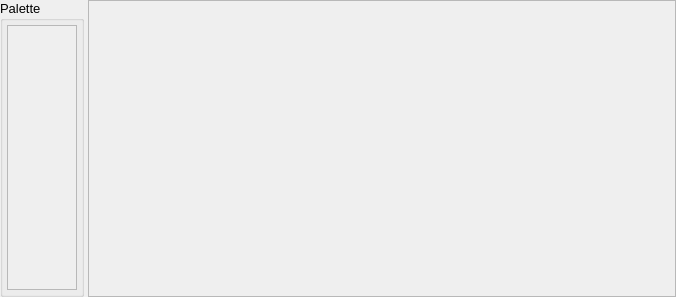
disorderedmaterials/dissolve, file src/gui/moduleeditor.ui: the form before one commit.
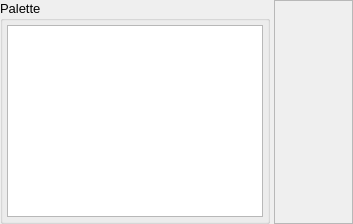
The form after the commit. Custom widgets are drawn as their Qt base class.

Commit message: Remove old ModulePalette and associated block, and update ModuleEditor to allow dragging new Modules from palette.

Patch:
```diff
--- a/src/gui/moduleeditor.ui
+++ b/src/gui/moduleeditor.ui
@@ -6,8 +6,8 @@
    <rect>
     <x>0</x>
     <y>0</y>
-    <width>676</width>
-    <height>297</height>
+    <width>353</width>
+    <height>220</height>
    </rect>
   </property>
   <property name="font">
@@ -41,6 +41,12 @@
      </property>
      <item>
       <widget class="QGroupBox" name="PaletteGroup">
+       <property name="sizePolicy">
+        <sizepolicy hsizetype="Minimum" vsizetype="Minimum">
+         <horstretch>0</horstretch>
+         <verstretch>0</verstretch>
+        </sizepolicy>
+       </property>
        <property name="title">
         <string>Palette</string>
        </property>
@@ -61,37 +67,50 @@
          <number>4</number>
         </property>
         <item>
-         <widget class="QScrollArea" name="PaletteScrollArea">
-          <property name="widgetResizable">
-           <bool>true</bool>
+         <widget class="MimeTreeWidget" name="AvailableModulesTree">
+          <property name="sizePolicy">
+           <sizepolicy hsizetype="Minimum" vsizetype="Expanding">
+            <horstretch>0</horstretch>
+            <verstretch>0</verstretch>
+           </sizepolicy>
           </property>
-          <widget class="QWidget" name="PaletteScrollAreaContents">
-           <property name="geometry">
-            <rect>
-             <x>0</x>
-             <y>0</y>
-             <width>73</width>
-             <height>267</height>
-            </rect>
+          <property name="font">
+           <font>
+            <weight>75</weight>
+            <bold>true</bold>
+           </font>
+          </property>
+          <property name="showDropIndicator" stdset="0">
+           <bool>false</bool>
+          </property>
+          <property name="dragEnabled">
+           <bool>false</bool>
+          </property>
+          <property name="dragDropMode">
+           <enum>QAbstractItemView::NoDragDrop</enum>
+          </property>
+          <property name="iconSize">
+           <size>
+            <width>24</width>
+            <height>24</height>
+           </size>
+          </property>
+          <property name="columnCount">
+           <number>2</number>
+          </property>
+          <attribute name="headerVisible">
+           <bool>false</bool>
+          </attribute>
+          <column>
+           <property name="text">
+            <string notr="true">1</string>
            </property>
-           <layout class="QVBoxLayout" name="verticalLayout_3">
-            <property name="spacing">
-             <number>4</number>
-            </property>
-            <property name="leftMargin">
-             <number>4</number>
-            </property>
-            <property name="topMargin">
-             <number>4</number>
-            </property>
-            <property name="rightMargin">
-             <number>4</number>
-            </property>
-            <property name="bottomMargin">
-             <number>4</number>
-            </property>
-           </layout>
-          </widget>
+          </column>
+          <column>
+           <property name="text">
+            <string notr="true">2</string>
+           </property>
+          </column>
          </widget>
         </item>
        </layout>
@@ -101,7 +120,7 @@
       <widget class="QScrollArea" name="ModuleScrollArea">
        <property name="sizePolicy">
         <sizepolicy hsizetype="Expanding" vsizetype="Expanding">
-         <horstretch>4</horstretch>
+         <horstretch>0</horstretch>
          <verstretch>0</verstretch>
         </sizepolicy>
        </property>
@@ -119,8 +138,8 @@
          <rect>
           <x>0</x>
           <y>0</y>
-          <width>577</width>
-          <height>293</height>
+          <width>73</width>
+          <height>216</height>
          </rect>
         </property>
        </widget>
@@ -130,6 +149,13 @@
    </item>
   </layout>
  </widget>
+ <customwidgets>
+  <customwidget>
+   <class>MimeTreeWidget</class>
+   <extends>QTreeWidget</extends>
+   <header>gui/widgets/mimetreewidget.hui</header>
+  </customwidget>
+ </customwidgets>
  <resources>
   <include location="main.qrc"/>
  </resources>
```
The commit also changes 17 other files.
